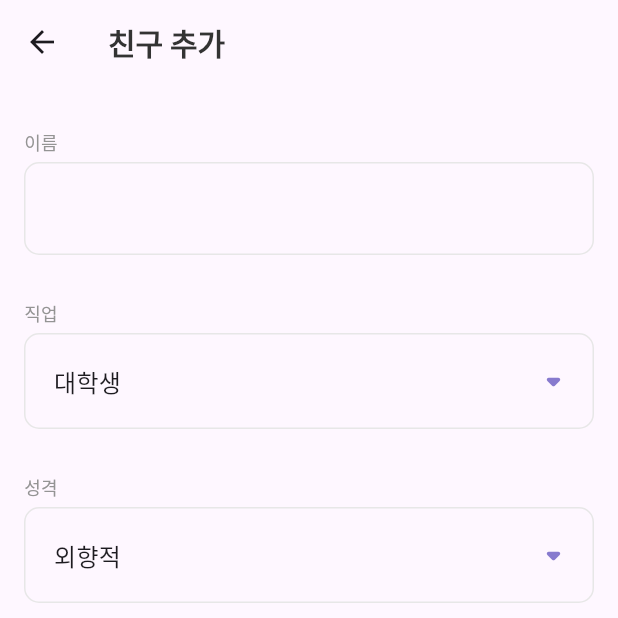
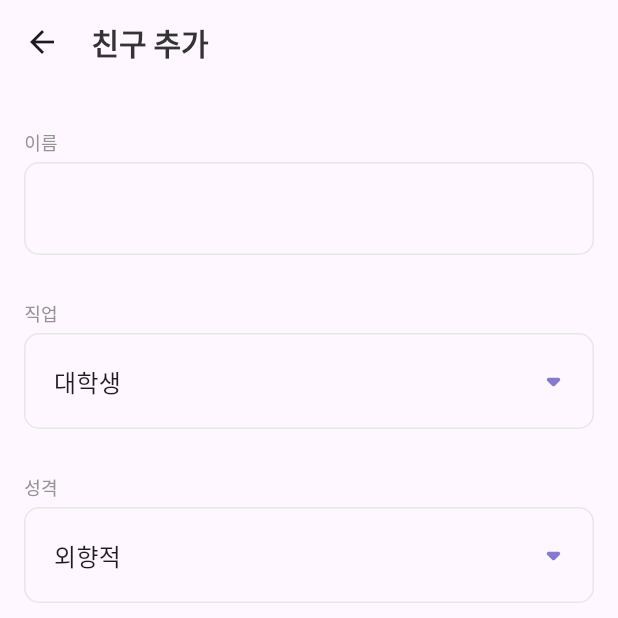
Before and after one commit to Yunsung-Jo/mini-talk-frontend, a Flutter app: the FriendScreen screen opened by its route, on a phone screen of 412 x 824 dp, the top half of it. Run offline on Flutter 3.47's test engine with Material 3 defaults, Android fonts, the phone set to English and light mode, and no system bars; our stand-ins replace flutter_svg, google_fonts, google_sign_in, smooth_page_indicator, sqflite; accounts and stored records are empty.

Commit message:
refactor: AppBar를 컴포넌트로 분리

```diff
--- /dev/null
+++ b/lib/res/components/custom_app_bar.dart
@@ -0,0 +1,24 @@
+import 'package:flutter/material.dart';
+import 'package:minitalk/res/style/text_style.dart';
+
+class CustomAppBar extends AppBar {
+  final BuildContext context;
+  final String label;
+  final List<Widget>? actionList;
+
+  CustomAppBar({
+    super.key,
+    required this.context,
+    required this.label,
+    this.actionList,
+  });
+
+  @override
+  double? get titleSpacing => Navigator.canPop(context) ? 5 : super.titleSpacing;
+
+  @override
+  Widget? get title => Text(label, style: AppTextStyle.instance.notoSansBold20,);
+
+  @override
+  List<Widget>? get actions => actionList;
+}
--- a/lib/view/friend/friend_screen.dart
+++ b/lib/view/friend/friend_screen.dart
@@ -1,6 +1,7 @@
 import 'package:flutter/material.dart';
 import 'package:minitalk/models/job.dart';
 import 'package:minitalk/models/personality.dart';
+import 'package:minitalk/res/components/custom_app_bar.dart';
 import 'package:minitalk/res/components/dropdown_widget.dart';
 import 'package:minitalk/res/style/decoration_style.dart';
 import 'package:minitalk/res/style/text_style.dart';
@@ -14,9 +15,7 @@ class FriendScreen extends StatelessWidget {
   @override
   Widget build(BuildContext context) {
     return Scaffold(
-      appBar: AppBar(
-        title: Text("친구 추가", style: AppTextStyle.instance.notoSansBold20,),
-      ),
+      appBar: CustomAppBar(context: context, label: "친구 추가",),
       body: SafeArea(
         child: Padding(
           padding: const EdgeInsets.symmetric(horizontal: 16),
```
